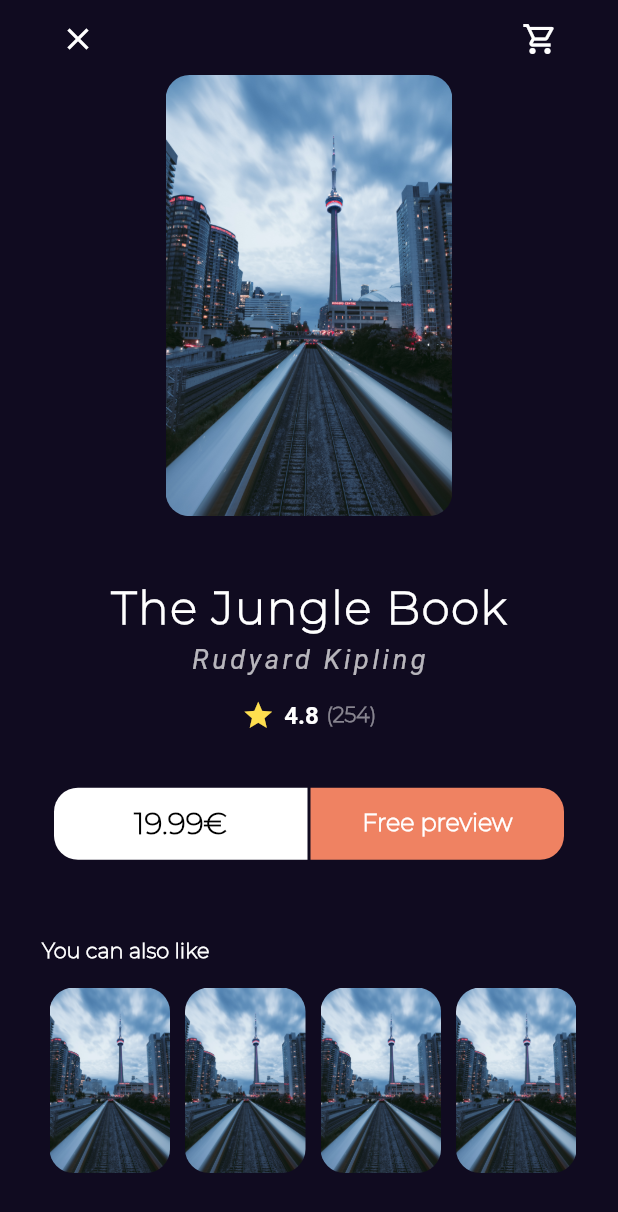
After one commit to wohamedosama/book_app, a Flutter app: the BookDetailsView screen opened by its route, on a phone screen of 412 x 824 dp. The commit adds this screen. Shown: the top 1212 px of the screen. Run offline on Flutter 3.47's test engine with Material 2 defaults, Android fonts, the phone set to English and light mode, and no system bars; our stand-ins replace go_router; Roboto replaces fonts that are missing (GT Sectra Fine, Gilroy-Bold).

Commit message:
Refactor Book Details View

```diff
--- a/lib/features/home/presentation/views/widgets/book_details_view_body.dart
+++ b/lib/features/home/presentation/views/widgets/book_details_view_body.dart
@@ -1,18 +1,14 @@
-import 'package:book_app/core/utils/theme/dark_theme.dart';
-import 'package:book_app/features/home/presentation/views/widgets/book_rating.dart';
-import 'package:book_app/features/home/presentation/views/widgets/books_action.dart';
+import 'package:book_app/features/home/presentation/views/widgets/books_details_sections.dart';
 import 'package:book_app/features/home/presentation/views/widgets/custom_book_details_app_bar.dart';
-import 'package:book_app/features/home/presentation/views/widgets/custom_book_item.dart';
 import 'package:flutter/material.dart';
 
-import 'similar_books_list_view.dart';
+import 'similar_books_section.dart';
 
 class BookDetailsViewBody extends StatelessWidget {
   const BookDetailsViewBody({super.key});
 
   @override
   Widget build(BuildContext context) {
-    var width = MediaQuery.of(context).size.width;
     return CustomScrollView(
       physics: const BouncingScrollPhysics(),
       slivers: [
@@ -21,109 +17,17 @@ class BookDetailsViewBody extends StatelessWidget {
           child: Padding(
             padding: const EdgeInsets.symmetric(horizontal: 28.0, vertical: 2),
             child: Column(
-              children: [
-                const CustomBookDetailsAppBar(),
-                Padding(
-                  padding: EdgeInsets.symmetric(horizontal: width * 0.2),
-                  child: const CustomBookImage(),
-                ),
-                const SizedBox(height: 43),
-                Text(
-                  'The Jungle Book',
-                  style: darkTheme.textTheme.titleMedium!.copyWith(
-                    fontSize: 30,
-                    letterSpacing: 1.2,
-                  ),
-                ),
-                const SizedBox(height: 6),
-                Opacity(
-                  opacity: 0.7,
-                  child: Text(
-                    'Rudyard Kipling',
-                    style: darkTheme.textTheme.titleLarge!.copyWith(
-                        fontSize: 18,
-                        fontStyle: FontStyle.italic,
-                        fontWeight: FontWeight.w400,
-                        letterSpacing: 2.4),
-                  ),
-                ),
-                const SizedBox(height: 16),
-                const BookRating(
-                  mainAxisAlignment: MainAxisAlignment.center,
-                ),
-                const SizedBox(height: 37),
-                const BooksAction(),
-                const Expanded(child: SizedBox(height: 50)),
-                Align(
-                  alignment: AlignmentDirectional.topStart,
-                  child: Text(
-                    'You can also like',
-                    style: darkTheme.textTheme.titleMedium!.copyWith(
-                      fontSize: 14,
-                      fontWeight: FontWeight.w600,
-                    ),
-                  ),
-                ),
-                const SizedBox(height: 16),
-                const SimilarBooksListView(),
-                const SizedBox(height: 40),
+              children: const [
+                CustomBookDetailsAppBar(),
+                BookDetailsSection(),
+                Expanded(child: SizedBox(height: 50)),
+                SimilarBooksSection(),
+                SizedBox(height: 40),
               ],
             ),
           ),
         )
       ],
     );
-    // return Padding(
-    //   padding: const EdgeInsets.symmetric(horizontal: 28.0, vertical: 2),
-    //   child: Column(
-    //     children: [
-    //       const CustomBookDetailsAppBar(),
-    //       Padding(
-    //         padding: EdgeInsets.symmetric(horizontal: width * 0.2),
-    //         child: const CustomBookImage(),
-    //       ),
-    //       const SizedBox(height: 43),
-    //       Text(
-    //         'The Jungle Book',
-    //         style: darkTheme.textTheme.titleMedium!.copyWith(
-    //           fontSize: 30,
-    //           letterSpacing: 1.2,
-    //         ),
-    //       ),
-    //       const SizedBox(height: 6),
-    //       Opacity(
-    //         opacity: 0.7,
-    //         child: Text(
-    //           'Rudyard Kipling',
-    //           style: darkTheme.textTheme.titleLarge!.copyWith(
-    //               fontSize: 18,
-    //               fontStyle: FontStyle.italic,
-    //               fontWeight: FontWeight.w400,
-    //               letterSpacing: 2.4),
-    //         ),
-    //       ),
-    //       const SizedBox(height: 16),
-    //       const BookRating(
-    //         mainAxisAlignment: MainAxisAlignment.center,
-    //       ),
-    //       const SizedBox(height: 37),
-    //       const BooksAction(),
-    //       const Expanded(child: SizedBox(height: 50)),
-    //       Align(
-    //         alignment: AlignmentDirectional.topStart,
-    //         child: Text(
-    //           'You can also like',
-    //           style: darkTheme.textTheme.titleMedium!.copyWith(
-    //             fontSize: 14,
-    //             fontWeight: FontWeight.w600,
-    //           ),
-    //         ),
-    //       ),
-    //       const SizedBox(height: 16),
-    //       const SimilarBooksListView(),
-    //       //const SizedBox(height: 40),
-    //     ],
-    //   ),
-    // );
   }
 }
--- /dev/null
+++ b/lib/features/home/presentation/views/widgets/books_details_sections.dart
@@ -0,0 +1,47 @@
+import 'package:book_app/core/utils/theme/dark_theme.dart';
+import 'package:book_app/features/home/presentation/views/widgets/book_rating.dart';
+import 'package:book_app/features/home/presentation/views/widgets/books_action.dart';
+import 'package:book_app/features/home/presentation/views/widgets/custom_book_item.dart';
+import 'package:flutter/material.dart';
+
+class BookDetailsSection extends StatelessWidget {
+  const BookDetailsSection({super.key});
+
+  @override
+  Widget build(BuildContext context) {
+    var width = MediaQuery.of(context).size.width;
+
+    return Column(children: [
+      Padding(
+        padding: EdgeInsets.symmetric(horizontal: width * 0.2),
+        child: const CustomBookImage(),
+      ),
+      const SizedBox(height: 43),
+      Text(
+        'The Jungle Book',
+        style: darkTheme.textTheme.titleMedium!.copyWith(
+          fontSize: 30,
+          letterSpacing: 1.2,
+        ),
+      ),
+      const SizedBox(height: 6),
+      Opacity(
+        opacity: 0.7,
+        child: Text(
+          'Rudyard Kipling',
+          style: darkTheme.textTheme.titleLarge!.copyWith(
+              fontSize: 18,
+              fontStyle: FontStyle.italic,
+              fontWeight: FontWeight.w400,
+              letterSpacing: 2.4),
+        ),
+      ),
+      const SizedBox(height: 16),
+      const BookRating(
+        mainAxisAlignment: MainAxisAlignment.center,
+      ),
+      const SizedBox(height: 37),
+      const BooksAction(),
+    ]);
+  }
+}
--- /dev/null
+++ b/lib/features/home/presentation/views/widgets/similar_books_section.dart
@@ -0,0 +1,26 @@
+import 'package:book_app/core/utils/theme/dark_theme.dart';
+import 'package:flutter/material.dart';
+
+import 'similar_books_list_view.dart';
+
+class SimilarBooksSection extends StatelessWidget {
+  const SimilarBooksSection({super.key});
+
+  @override
+  Widget build(BuildContext context) {
+    return Column(
+      crossAxisAlignment: CrossAxisAlignment.start,
+      children: [
+        Text(
+          'You can also like',
+          style: darkTheme.textTheme.titleMedium!.copyWith(
+            fontSize: 14,
+            fontWeight: FontWeight.w600,
+          ),
+        ),
+        const SizedBox(height: 16),
+        const SimilarBooksListView(),
+      ],
+    );
+  }
+}
```
